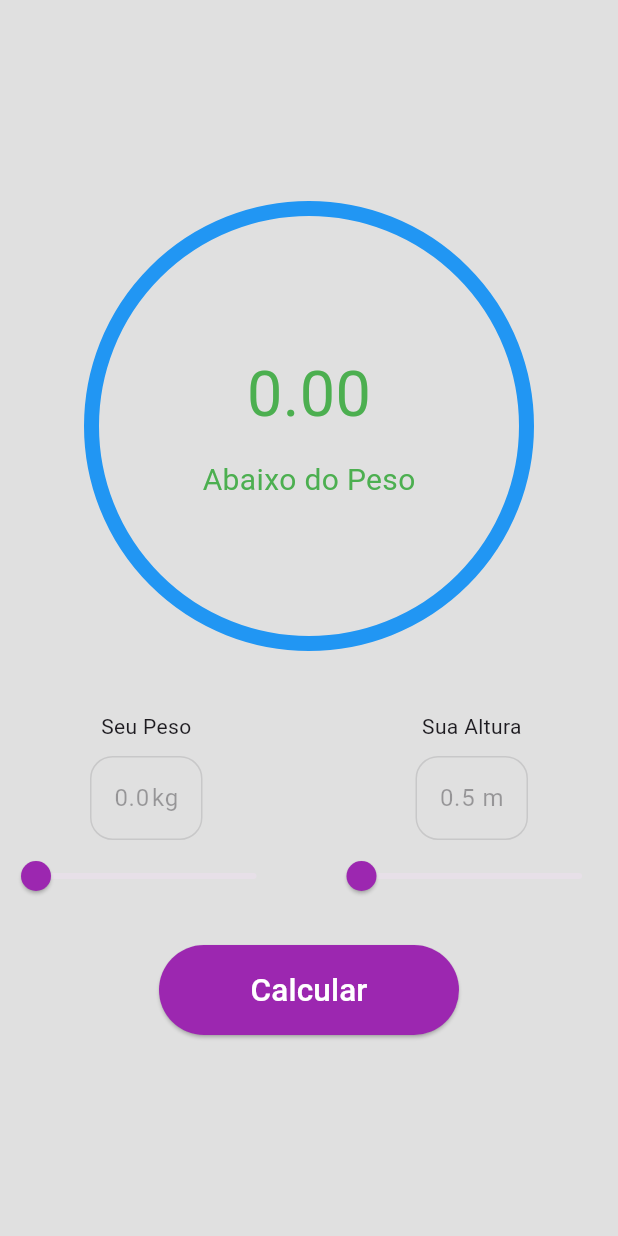
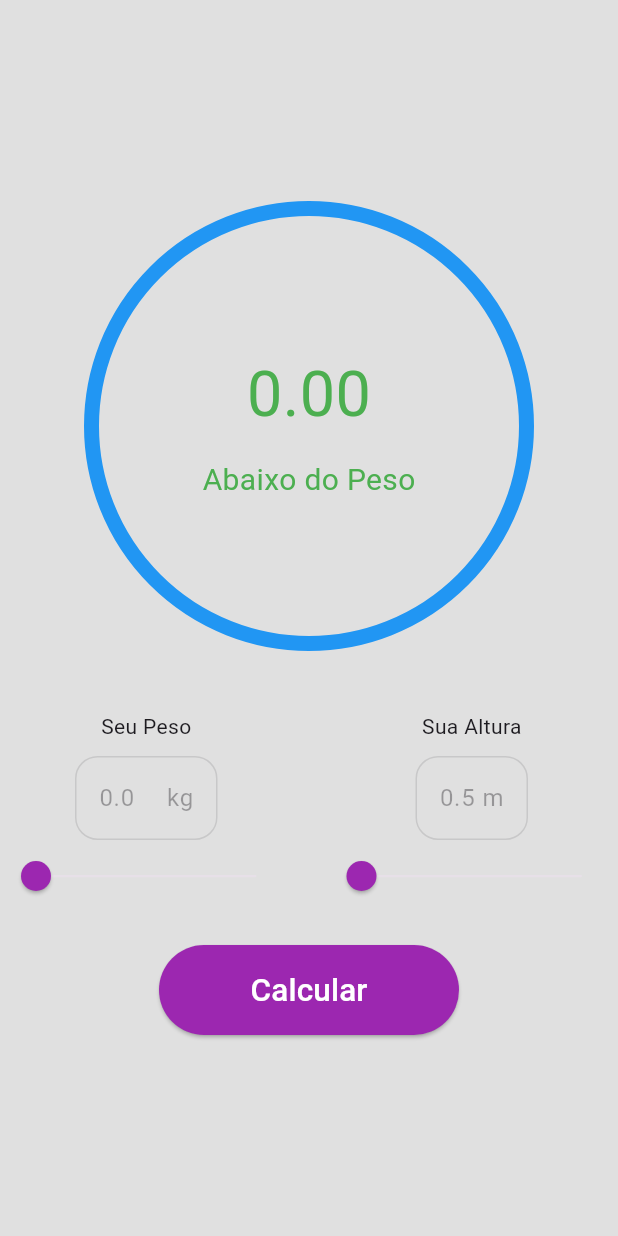
Before and after one commit to Italo520/App_Calculadora_Imc, a Flutter app: the screen it shows after launch, after a tap on "Calcular", on a phone screen of 412 x 824 dp. Run offline on Flutter 3.47's test engine with Material 3 defaults, Android fonts, the phone set to English and light mode, and no system bars.

Commit message:
iniciando Componentes

```diff
--- a/lib/main.dart
+++ b/lib/main.dart
@@ -106,7 +106,7 @@ class _CalculadoraDeImcState extends State<CalculadoraDeImc> {
                       Text('Seu Peso'),
                       SizedBox(height: 10),
                       Container(
-                        width: 75,
+                        width: 95,
                         child: TextField(
                           enabled: false,
                           controller: pesoController,
@@ -119,17 +119,25 @@ class _CalculadoraDeImcState extends State<CalculadoraDeImc> {
                           keyboardType: TextInputType.number,
                         ),
                       ),
-                      Slider(
+                      SliderTheme(
+                        data: SliderThemeData(
+                          activeTickMarkColor: Colors.purple,
+                          trackHeight: 1.5,
+                        ),
+                        child: Slider(
                           value: valorPeso,
                           activeColor: Colors.purple,
                           onChanged: (peso) {
                             setState(() {
                               valorPeso = peso;
-                            pesoController.text = valorPeso.toString();
+                              pesoController.text = valorPeso.toStringAsFixed(
+                                2,
+                              );
                             });
                           },
                           min: 0,
                           max: 250,
+                        ),
                       ),
                     ],
                   ),
@@ -154,17 +162,24 @@ class _CalculadoraDeImcState extends State<CalculadoraDeImc> {
                           keyboardType: TextInputType.number,
                         ),
                       ),
-                      Slider(
+                      SliderTheme(
+                        data: SliderThemeData(
+                          activeTickMarkColor: Colors.purple,
+                          trackHeight: 1.5,
+                        ),
+                        child: Slider(
                           value: valorAltura,
                           activeColor: Colors.purple,
                           onChanged: (altura) {
                             setState(() {
                               valorAltura = altura;
-                            alturaController.text = valorAltura.toString();
+                              alturaController.text = valorAltura
+                                  .toStringAsFixed(2);
                             });
                           },
                           min: 0.5,
                           max: 2.50,
+                        ),
                       ),
                     ],
                   ),
```
Also changed, not shown: lib/calculadora_de_IMC.dart (added). Lines whose indentation alone changed are shown as unchanged.
